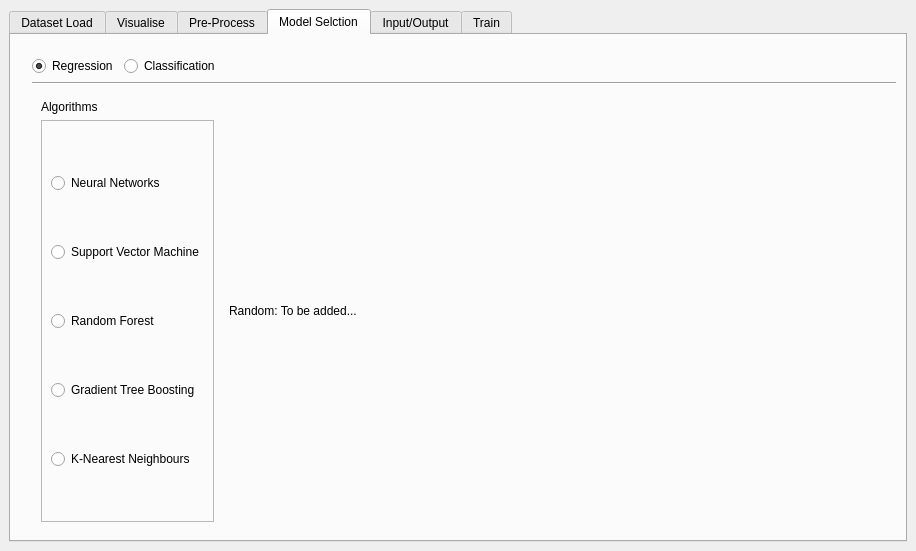
Old version of the form resources/ui/ml_gui.ui in the repository matheusft/modelling_ml.
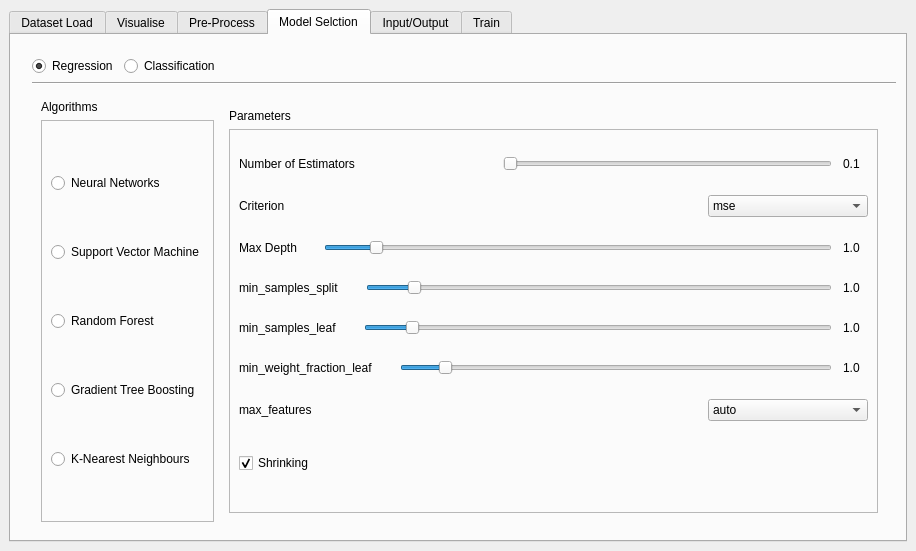
New version of the form. The open tabs and pages were chosen to show the change. Icons and pictures are not drawn. Custom widgets are drawn as their Qt base class.

```diff
--- a/resources/ui/ml_gui.ui
+++ b/resources/ui/ml_gui.ui
@@ -3948,11 +3948,733 @@
                   <widget class="QWidget" name="randomforest_classification_page">
                    <layout class="QGridLayout" name="gridLayout_37">
                     <item row="0" column="0">
-                     <widget class="QLabel" name="label_9">
-                      <property name="text">
-                       <string>Random: To be added...</string>
-                      </property>
-                     </widget>
+                     <layout class="QVBoxLayout" name="verticalLayout_46">
+                      <item>
+                       <widget class="QLabel" name="label_83">
+                        <property name="sizePolicy">
+                         <sizepolicy hsizetype="Preferred" vsizetype="Fixed">
+                          <horstretch>0</horstretch>
+                          <verstretch>0</verstretch>
+                         </sizepolicy>
+                        </property>
+                        <property name="text">
+                         <string>Parameters</string>
+                        </property>
+                       </widget>
+                      </item>
+                      <item>
+                       <widget class="QFrame" name="frame_17">
+                        <property name="frameShape">
+                         <enum>QFrame::StyledPanel</enum>
+                        </property>
+                        <property name="frameShadow">
+                         <enum>QFrame::Raised</enum>
+                        </property>
+                        <layout class="QGridLayout" name="gridLayout_55">
+                         <item row="5" column="0">
+                          <layout class="QHBoxLayout" name="horizontalLayout_72">
+                           <item>
+                            <widget class="QLabel" name="label_84">
+                             <property name="sizePolicy">
+                              <sizepolicy hsizetype="Preferred" vsizetype="Fixed">
+                               <horstretch>0</horstretch>
+                               <verstretch>0</verstretch>
+                              </sizepolicy>
+                             </property>
+                             <property name="text">
+                              <string>min_weight_fraction_leaf</string>
+                             </property>
+                            </widget>
+                           </item>
+                           <item>
+                            <spacer name="horizontalSpacer_51">
+                             <property name="sizePolicy">
+                              <sizepolicy hsizetype="Fixed" vsizetype="Minimum">
+                               <horstretch>0</horstretch>
+                               <verstretch>0</verstretch>
+                              </sizepolicy>
+                             </property>
+                             <property name="orientation">
+                              <enum>Qt::Horizontal</enum>
+                             </property>
+                             <property name="sizeType">
+                              <enum>QSizePolicy::Fixed</enum>
+                             </property>
+                             <property name="sizeHint" stdset="0">
+                              <size>
+                               <width>21</width>
+                               <height>18</height>
+                              </size>
+                             </property>
+                            </spacer>
+                           </item>
+                           <item>
+                            <widget class="QSlider" name="clas_svm_C_horizontalSlider_13">
+                             <property name="sizePolicy">
+                              <sizepolicy hsizetype="Expanding" vsizetype="Preferred">
+                               <horstretch>0</horstretch>
+                               <verstretch>0</verstretch>
+                              </sizepolicy>
+                             </property>
+                             <property name="maximumSize">
+                              <size>
+                               <width>16777215</width>
+                               <height>16777215</height>
+                              </size>
+                             </property>
+                             <property name="minimum">
+                              <number>1</number>
+                             </property>
+                             <property name="maximum">
+                              <number>100</number>
+                             </property>
+                             <property name="pageStep">
+                              <number>1</number>
+                             </property>
+                             <property name="value">
+                              <number>10</number>
+                             </property>
+                             <property name="orientation">
+                              <enum>Qt::Horizontal</enum>
+                             </property>
+                            </widget>
+                           </item>
+                           <item>
+                            <spacer name="horizontalSpacer_52">
+                             <property name="sizePolicy">
+                              <sizepolicy hsizetype="Fixed" vsizetype="Minimum">
+                               <horstretch>0</horstretch>
+                               <verstretch>0</verstretch>
+                              </sizepolicy>
+                             </property>
+                             <property name="orientation">
+                              <enum>Qt::Horizontal</enum>
+                             </property>
+                             <property name="sizeType">
+                              <enum>QSizePolicy::Fixed</enum>
+                             </property>
+                             <property name="sizeHint" stdset="0">
+                              <size>
+                               <width>5</width>
+                               <height>5</height>
+                              </size>
+                             </property>
+                            </spacer>
+                           </item>
+                           <item>
+                            <widget class="QLabel" name="clas_svm_C_label_13">
+                             <property name="sizePolicy">
+                              <sizepolicy hsizetype="Fixed" vsizetype="Fixed">
+                               <horstretch>0</horstretch>
+                               <verstretch>0</verstretch>
+                              </sizepolicy>
+                             </property>
+                             <property name="minimumSize">
+                              <size>
+                               <width>25</width>
+                               <height>0</height>
+                              </size>
+                             </property>
+                             <property name="text">
+                              <string>1.0</string>
+                             </property>
+                            </widget>
+                           </item>
+                          </layout>
+                         </item>
+                         <item row="6" column="0">
+                          <layout class="QVBoxLayout" name="verticalLayout_47">
+                           <item>
+                            <layout class="QHBoxLayout" name="horizontalLayout_73">
+                             <item>
+                              <widget class="QLabel" name="label_85">
+                               <property name="sizePolicy">
+                                <sizepolicy hsizetype="Preferred" vsizetype="Fixed">
+                                 <horstretch>0</horstretch>
+                                 <verstretch>0</verstretch>
+                                </sizepolicy>
+                               </property>
+                               <property name="text">
+                                <string>max_features</string>
+                               </property>
+                              </widget>
+                             </item>
+                             <item>
+                              <widget class="QComboBox" name="clas_svm_kernel_comboBox_7">
+                               <property name="sizePolicy">
+                                <sizepolicy hsizetype="Preferred" vsizetype="Fixed">
+                                 <horstretch>0</horstretch>
+                                 <verstretch>0</verstretch>
+                                </sizepolicy>
+                               </property>
+                               <property name="maximumSize">
+                                <size>
+                                 <width>160</width>
+                                 <height>16777215</height>
+                                </size>
+                               </property>
+                               <item>
+                                <property name="text">
+                                 <string>auto</string>
+                                </property>
+                               </item>
+                               <item>
+                                <property name="text">
+                                 <string>sqrt</string>
+                                </property>
+                               </item>
+                               <item>
+                                <property name="text">
+                                 <string>log2</string>
+                                </property>
+                               </item>
+                              </widget>
+                             </item>
+                            </layout>
+                           </item>
+                          </layout>
+                         </item>
+                         <item row="2" column="0">
+                          <layout class="QHBoxLayout" name="horizontalLayout_74">
+                           <item>
+                            <widget class="QLabel" name="label_86">
+                             <property name="sizePolicy">
+                              <sizepolicy hsizetype="Preferred" vsizetype="Fixed">
+                               <horstretch>0</horstretch>
+                               <verstretch>0</verstretch>
+                              </sizepolicy>
+                             </property>
+                             <property name="text">
+                              <string>Max Depth</string>
+                             </property>
+                            </widget>
+                           </item>
+                           <item>
+                            <spacer name="horizontalSpacer_53">
+                             <property name="sizePolicy">
+                              <sizepolicy hsizetype="Fixed" vsizetype="Minimum">
+                               <horstretch>0</horstretch>
+                               <verstretch>0</verstretch>
+                              </sizepolicy>
+                             </property>
+                             <property name="orientation">
+                              <enum>Qt::Horizontal</enum>
+                             </property>
+                             <property name="sizeType">
+                              <enum>QSizePolicy::Fixed</enum>
+                             </property>
+                             <property name="sizeHint" stdset="0">
+                              <size>
+                               <width>21</width>
+                               <height>18</height>
+                              </size>
+                             </property>
+                            </spacer>
+                           </item>
+                           <item>
+                            <widget class="QSlider" name="clas_svm_C_horizontalSlider_14">
+                             <property name="sizePolicy">
+                              <sizepolicy hsizetype="Expanding" vsizetype="Preferred">
+                               <horstretch>0</horstretch>
+                               <verstretch>0</verstretch>
+                              </sizepolicy>
+                             </property>
+                             <property name="maximumSize">
+                              <size>
+                               <width>16777215</width>
+                               <height>16777215</height>
+                              </size>
+                             </property>
+                             <property name="minimum">
+                              <number>1</number>
+                             </property>
+                             <property name="maximum">
+                              <number>100</number>
+                             </property>
+                             <property name="pageStep">
+                              <number>1</number>
+                             </property>
+                             <property name="value">
+                              <number>10</number>
+                             </property>
+                             <property name="orientation">
+                              <enum>Qt::Horizontal</enum>
+                             </property>
+                            </widget>
+                           </item>
+                           <item>
+                            <spacer name="horizontalSpacer_54">
+                             <property name="sizePolicy">
+                              <sizepolicy hsizetype="Fixed" vsizetype="Minimum">
+                               <horstretch>0</horstretch>
+                               <verstretch>0</verstretch>
+                              </sizepolicy>
+                             </property>
+                             <property name="orientation">
+                              <enum>Qt::Horizontal</enum>
+                             </property>
+                             <property name="sizeType">
+                              <enum>QSizePolicy::Fixed</enum>
+                             </property>
+                             <property name="sizeHint" stdset="0">
+                              <size>
+                               <width>5</width>
+                               <height>5</height>
+                              </size>
+                             </property>
+                            </spacer>
+                           </item>
+                           <item>
+                            <widget class="QLabel" name="clas_svm_C_label_14">
+                             <property name="sizePolicy">
+                              <sizepolicy hsizetype="Fixed" vsizetype="Fixed">
+                               <horstretch>0</horstretch>
+                               <verstretch>0</verstretch>
+                              </sizepolicy>
+                             </property>
+                             <property name="minimumSize">
+                              <size>
+                               <width>25</width>
+                               <height>0</height>
+                              </size>
+                             </property>
+                             <property name="text">
+                              <string>1.0</string>
+                             </property>
+                            </widget>
+                           </item>
+                          </layout>
+                         </item>
+                         <item row="4" column="0">
+                          <layout class="QHBoxLayout" name="horizontalLayout_75">
+                           <item>
+                            <widget class="QLabel" name="label_87">
+                             <property name="sizePolicy">
+                              <sizepolicy hsizetype="Preferred" vsizetype="Fixed">
+                               <horstretch>0</horstretch>
+                               <verstretch>0</verstretch>
+                              </sizepolicy>
+                             </property>
+                             <property name="text">
+                              <string>min_samples_leaf</string>
+                             </property>
+                            </widget>
+                           </item>
+                           <item>
+                            <spacer name="horizontalSpacer_55">
+                             <property name="sizePolicy">
+                              <sizepolicy hsizetype="Fixed" vsizetype="Minimum">
+                               <horstretch>0</horstretch>
+                               <verstretch>0</verstretch>
+                              </sizepolicy>
+                             </property>
+                             <property name="orientation">
+                              <enum>Qt::Horizontal</enum>
+                             </property>
+                             <property name="sizeType">
+                              <enum>QSizePolicy::Fixed</enum>
+                             </property>
+                             <property name="sizeHint" stdset="0">
+                              <size>
+                               <width>21</width>
+                               <height>18</height>
+                              </size>
+                             </property>
+                            </spacer>
+                           </item>
+                           <item>
+                            <widget class="QSlider" name="clas_svm_C_horizontalSlider_15">
+                             <property name="sizePolicy">
+                              <sizepolicy hsizetype="Expanding" vsizetype="Preferred">
+                               <horstretch>0</horstretch>
+                               <verstretch>0</verstretch>
+                              </sizepolicy>
+                             </property>
+                             <property name="maximumSize">
+                              <size>
+                               <width>16777215</width>
+                               <height>16777215</height>
+                              </size>
+                             </property>
+                             <property name="minimum">
+                              <number>1</number>
+                             </property>
+                             <property name="maximum">
+                              <number>100</number>
+                             </property>
+                             <property name="pageStep">
+                              <number>1</number>
+                             </property>
+                             <property name="value">
+                              <number>10</number>
+                             </property>
+                             <property name="orientation">
+                              <enum>Qt::Horizontal</enum>
+                             </property>
+                            </widget>
+                           </item>
+                           <item>
+                            <spacer name="horizontalSpacer_56">
+                             <property name="sizePolicy">
+                              <sizepolicy hsizetype="Fixed" vsizetype="Minimum">
+                               <horstretch>0</horstretch>
+                               <verstretch>0</verstretch>
+                              </sizepolicy>
+                             </property>
+                             <property name="orientation">
+                              <enum>Qt::Horizontal</enum>
+                             </property>
+                             <property name="sizeType">
+                              <enum>QSizePolicy::Fixed</enum>
+                             </property>
+                             <property name="sizeHint" stdset="0">
+                              <size>
+                               <width>5</width>
+                               <height>5</height>
+                              </size>
+                             </property>
+                            </spacer>
+                           </item>
+                           <item>
+                            <widget class="QLabel" name="clas_svm_C_label_15">
+                             <property name="sizePolicy">
+                              <sizepolicy hsizetype="Fixed" vsizetype="Fixed">
+                               <horstretch>0</horstretch>
+                               <verstretch>0</verstretch>
+                              </sizepolicy>
+                             </property>
+                             <property name="minimumSize">
+                              <size>
+                               <width>25</width>
+                               <height>0</height>
+                              </size>
+                             </property>
+                             <property name="text">
+                              <string>1.0</string>
+                             </property>
+                            </widget>
+                           </item>
+                          </layout>
+                         </item>
+                         <item row="1" column="0">
+                          <layout class="QVBoxLayout" name="verticalLayout_48">
+                           <item>
+                            <layout class="QHBoxLayout" name="horizontalLayout_76">
+                             <item>
+                              <widget class="QLabel" name="label_88">
+                               <property name="sizePolicy">
+                                <sizepolicy hsizetype="Preferred" vsizetype="Fixed">
+                                 <horstretch>0</horstretch>
+                                 <verstretch>0</verstretch>
+                                </sizepolicy>
+                               </property>
+                               <property name="text">
+                                <string>Criterion</string>
+                               </property>
+                              </widget>
+                             </item>
+                             <item>
+                              <widget class="QComboBox" name="clas_svm_kernel_comboBox_8">
+                               <property name="sizePolicy">
+                                <sizepolicy hsizetype="Preferred" vsizetype="Fixed">
+                                 <horstretch>0</horstretch>
+                                 <verstretch>0</verstretch>
+                                </sizepolicy>
+                               </property>
+                               <property name="maximumSize">
+                                <size>
+                                 <width>160</width>
+                                 <height>16777215</height>
+                                </size>
+                               </property>
+                               <item>
+                                <property name="text">
+                                 <string>mse</string>
+                                </property>
+                               </item>
+                               <item>
+                                <property name="text">
+                                 <string>mae</string>
+                                </property>
+                               </item>
+                              </widget>
+                             </item>
+                            </layout>
+                           </item>
+                          </layout>
+                         </item>
+                         <item row="0" column="0">
+                          <layout class="QHBoxLayout" name="horizontalLayout_77">
+                           <item>
+                            <widget class="QLabel" name="label_89">
+                             <property name="sizePolicy">
+                              <sizepolicy hsizetype="Fixed" vsizetype="Fixed">
+                               <horstretch>0</horstretch>
+                               <verstretch>0</verstretch>
+                              </sizepolicy>
+                             </property>
+                             <property name="text">
+                              <string>Number of Estimators</string>
+                             </property>
+                            </widget>
+                           </item>
+                           <item>
+                            <spacer name="horizontalSpacer_57">
+                             <property name="sizePolicy">
+                              <sizepolicy hsizetype="Fixed" vsizetype="Minimum">
+                               <horstretch>0</horstretch>
+                               <verstretch>0</verstretch>
+                              </sizepolicy>
+                             </property>
+                             <property name="orientation">
+                              <enum>Qt::Horizontal</enum>
+                             </property>
+                             <property name="sizeType">
+                              <enum>QSizePolicy::Fixed</enum>
+                             </property>
+                             <property name="sizeHint" stdset="0">
+                              <size>
+                               <width>142</width>
+                               <height>18</height>
+                              </size>
+                             </property>
+                            </spacer>
+                           </item>
+                           <item>
+                            <widget class="QSlider" name="clas_svm_episilon_horizontalSlider_5">
+                             <property name="sizePolicy">
+                              <sizepolicy hsizetype="Expanding" vsizetype="Preferred">
+                               <horstretch>0</horstretch>
+                               <verstretch>0</verstretch>
+                              </sizepolicy>
+                             </property>
+                             <property name="maximumSize">
+                              <size>
+                               <width>16777215</width>
+                               <height>16777215</height>
+                              </size>
+                             </property>
+                             <property name="minimum">
+                              <number>1</number>
+                             </property>
+                             <property name="maximum">
+                              <number>100</number>
+                             </property>
+                             <property name="orientation">
+                              <enum>Qt::Horizontal</enum>
+                             </property>
+                            </widget>
+                           </item>
+                           <item>
+                            <spacer name="horizontalSpacer_58">
+                             <property name="sizePolicy">
+                              <sizepolicy hsizetype="Fixed" vsizetype="Minimum">
+                               <horstretch>0</horstretch>
+                               <verstretch>0</verstretch>
+                              </sizepolicy>
+                             </property>
+                             <property name="orientation">
+                              <enum>Qt::Horizontal</enum>
+                             </property>
+                             <property name="sizeType">
+                              <enum>QSizePolicy::Fixed</enum>
+                             </property>
+                             <property name="sizeHint" stdset="0">
+                              <size>
+                               <width>5</width>
+                               <height>5</height>
+                              </size>
+                             </property>
+                            </spacer>
+                           </item>
+                           <item>
+                            <widget class="QLabel" name="clas_svm_episilon_label_5">
+                             <property name="sizePolicy">
+                              <sizepolicy hsizetype="Fixed" vsizetype="Fixed">
+                               <horstretch>0</horstretch>
+                               <verstretch>0</verstretch>
+                              </sizepolicy>
+                             </property>
+                             <property name="minimumSize">
+                              <size>
+                               <width>25</width>
+                               <height>0</height>
+                              </size>
+                             </property>
+                             <property name="text">
+                              <string>0.1</string>
+                             </property>
+                            </widget>
+                           </item>
+                          </layout>
+                         </item>
+                         <item row="3" column="0">
+                          <layout class="QHBoxLayout" name="horizontalLayout_78">
+                           <item>
+                            <widget class="QLabel" name="label_90">
+                             <property name="sizePolicy">
+                              <sizepolicy hsizetype="Preferred" vsizetype="Fixed">
+                               <horstretch>0</horstretch>
+                               <verstretch>0</verstretch>
+                              </sizepolicy>
+                             </property>
+                             <property name="text">
+                              <string>min_samples_split</string>
+                             </property>
+                            </widget>
+                           </item>
+                           <item>
+                            <spacer name="horizontalSpacer_59">
+                             <property name="sizePolicy">
+                              <sizepolicy hsizetype="Fixed" vsizetype="Minimum">
+                               <horstretch>0</horstretch>
+                               <verstretch>0</verstretch>
+                              </sizepolicy>
+                             </property>
+                             <property name="orientation">
+                              <enum>Qt::Horizontal</enum>
+                             </property>
+                             <property name="sizeType">
+                              <enum>QSizePolicy::Fixed</enum>
+                             </property>
+                             <property name="sizeHint" stdset="0">
+                              <size>
+                               <width>21</width>
+                               <height>18</height>
+                              </size>
+                             </property>
+                            </spacer>
+                           </item>
+                           <item>
+                            <widget class="QSlider" name="clas_svm_C_horizontalSlider_16">
+                             <property name="sizePolicy">
+                              <sizepolicy hsizetype="Expanding" vsizetype="Preferred">
+                               <horstretch>0</horstretch>
+                               <verstretch>0</verstretch>
+                              </sizepolicy>
+                             </property>
+                             <property name="maximumSize">
+                              <size>
+                               <width>16777215</width>
+                               <height>16777215</height>
+                              </size>
+                             </property>
+                             <property name="minimum">
+                              <number>1</number>
+                             </property>
+                             <property name="maximum">
+                              <number>100</number>
+                             </property>
+                             <property name="pageStep">
+                              <number>1</number>
+                             </property>
+                             <property name="value">
+                              <number>10</number>
+                             </property>
+                             <property name="orientation">
+                              <enum>Qt::Horizontal</enum>
+                             </property>
+                            </widget>
+                           </item>
+                           <item>
+                            <spacer name="horizontalSpacer_60">
+                             <property name="sizePolicy">
+                              <sizepolicy hsizetype="Fixed" vsizetype="Minimum">
+                               <horstretch>0</horstretch>
+                               <verstretch>0</verstretch>
+                              </sizepolicy>
+                             </property>
+                             <property name="orientation">
+                              <enum>Qt::Horizontal</enum>
+                             </property>
+                             <property name="sizeType">
+                              <enum>QSizePolicy::Fixed</enum>
+                             </property>
+                             <property name="sizeHint" stdset="0">
+                              <size>
+                               <width>5</width>
+                               <height>5</height>
+                              </size>
+                             </property>
+                            </spacer>
+                           </item>
+                           <item>
+                            <widget class="QLabel" name="clas_svm_C_label_16">
+                             <property name="sizePolicy">
+                              <sizepolicy hsizetype="Fixed" vsizetype="Fixed">
+                               <horstretch>0</horstretch>
+                               <verstretch>0</verstretch>
+                              </sizepolicy>
+                             </property>
+                             <property name="minimumSize">
+                              <size>
+                               <width>25</width>
+                               <height>0</height>
+                              </size>
+                             </property>
+                             <property name="text">
+                              <string>1.0</string>
+                             </property>
+                            </widget>
+                           </item>
+                          </layout>
+                         </item>
+                         <item row="7" column="0">
+                          <layout class="QVBoxLayout" name="verticalLayout_49">
+                           <item>
+                            <spacer name="verticalSpacer_23">
+                             <property name="orientation">
+                              <enum>Qt::Vertical</enum>
+                             </property>
+                             <property name="sizeType">
+                              <enum>QSizePolicy::Fixed</enum>
+                             </property>
+                             <property name="sizeHint" stdset="0">
+                              <size>
+                               <width>20</width>
+                               <height>10</height>
+                              </size>
+                             </property>
+                            </spacer>
+                           </item>
+                           <item>
+                            <widget class="QCheckBox" name="clas_svm_shirinking_checkBox_5">
+                             <property name="sizePolicy">
+                              <sizepolicy hsizetype="Minimum" vsizetype="Fixed">
+                               <horstretch>0</horstretch>
+                               <verstretch>0</verstretch>
+                              </sizepolicy>
+                             </property>
+                             <property name="text">
+                              <string>Shrinking</string>
+                             </property>
+                             <property name="checked">
+                              <bool>true</bool>
+                             </property>
+                            </widget>
+                           </item>
+                           <item>
+                            <spacer name="verticalSpacer_24">
+                             <property name="orientation">
+                              <enum>Qt::Vertical</enum>
+                             </property>
+                             <property name="sizeType">
+                              <enum>QSizePolicy::Fixed</enum>
+                             </property>
+                             <property name="sizeHint" stdset="0">
+                              <size>
+                               <width>20</width>
+                               <height>10</height>
+                              </size>
+                             </property>
+                            </spacer>
+                           </item>
+                          </layout>
+                         </item>
+                        </layout>
+                       </widget>
+                      </item>
+                     </layout>
                     </item>
                    </layout>
                   </widget>
```
Left out of the diff: 16 changed lines with no effect on the pictures.
